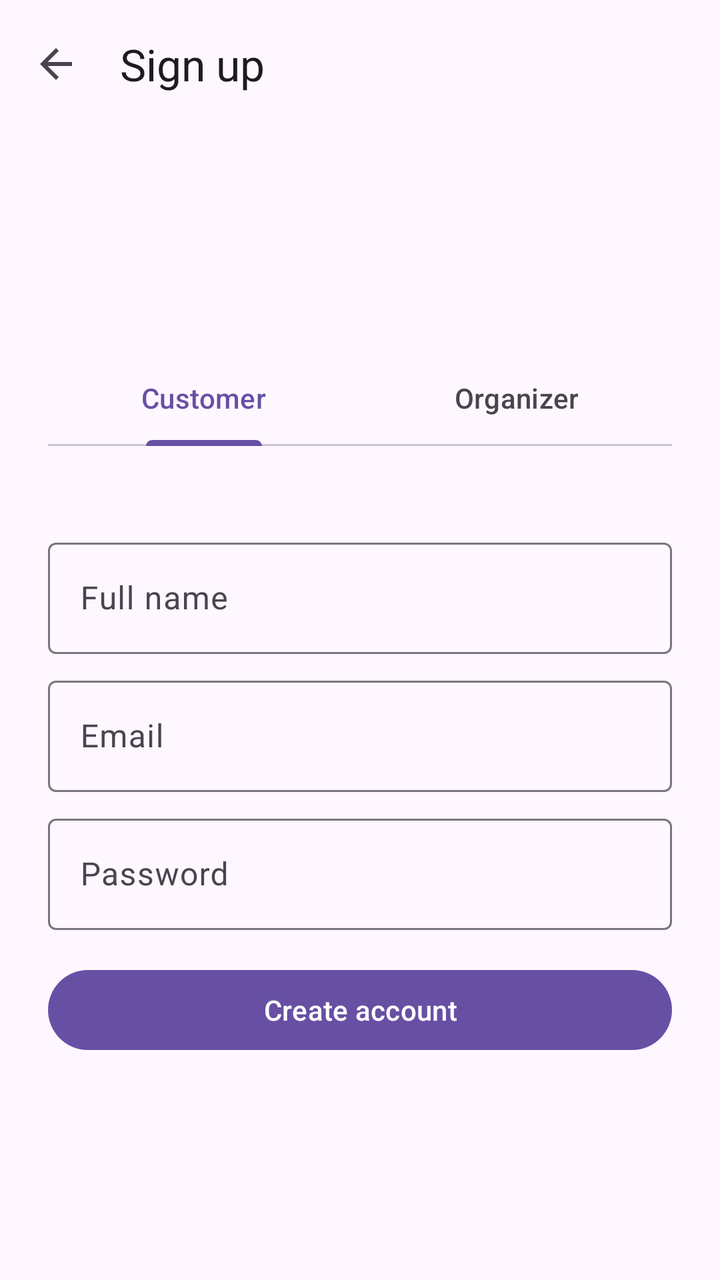
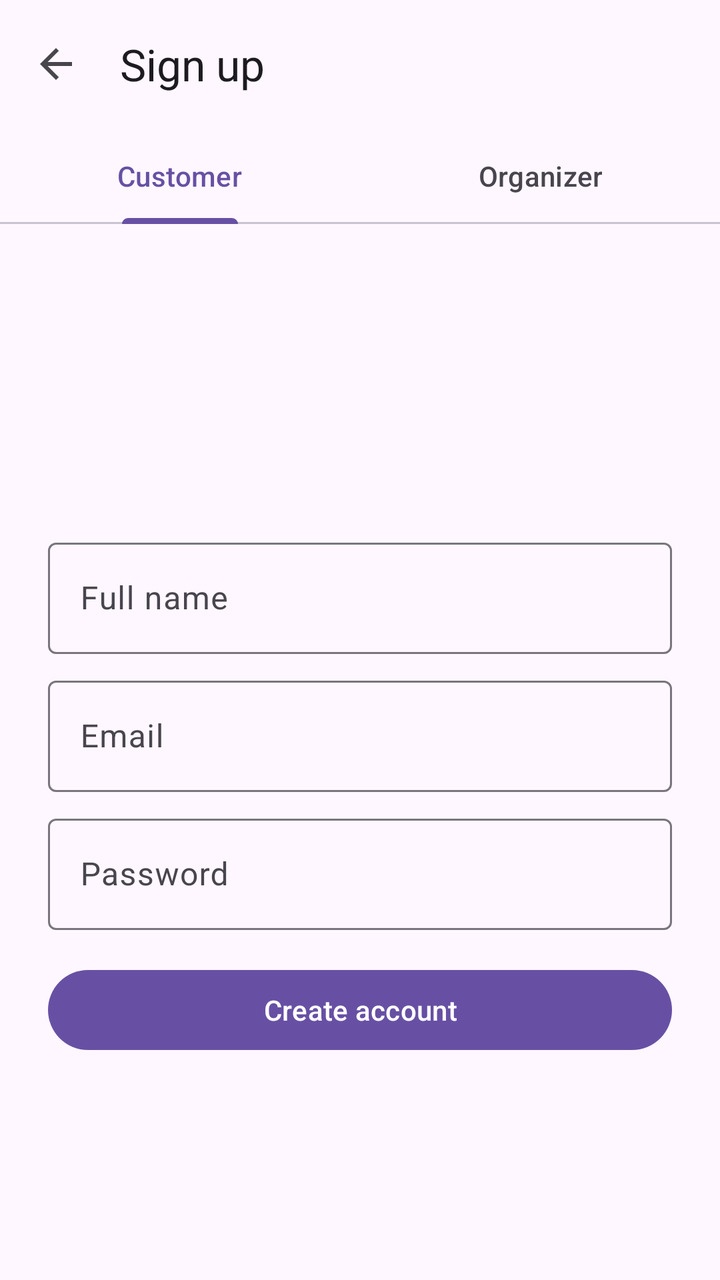

An Android layout rendered at two revisions. The XML below is the earlier revision; the diff shows what the commit changed to produce the second picture.
<!-- AndroidManifest.xml: application theme Theme.Ticketree -->
<!-- res/layout/activity_sign_up.xml -->
<?xml version="1.0" encoding="utf-8"?>
<LinearLayout xmlns:android="http://schemas.android.com/apk/res/android"
    xmlns:app="http://schemas.android.com/apk/res-auto"
    android:layout_width="match_parent"
    android:layout_height="match_parent"
    android:fitsSystemWindows="true"
    android:orientation="vertical">
    <com.google.android.material.appbar.MaterialToolbar
        android:id="@+id/toolbar"
        android:layout_width="match_parent"
        android:layout_height="?attr/actionBarSize"
        app:navigationIcon="@drawable/ic_back"
        app:title="Sign up" />
<LinearLayout xmlns:android="http://schemas.android.com/apk/res/android"
    android:layout_width="match_parent"
    android:layout_height="0dp"
    android:layout_weight="1"
    android:gravity="center"
    android:orientation="vertical"
    android:padding="24dp">

    <com.google.android.material.tabs.TabLayout
        android:id="@+id/tabRole"
        android:layout_width="match_parent"
        android:layout_height="wrap_content">

        <com.google.android.material.tabs.TabItem
            android:layout_width="wrap_content"
            android:layout_height="wrap_content"
            android:text="Customer" />

        <com.google.android.material.tabs.TabItem
            android:layout_width="wrap_content"
            android:layout_height="wrap_content"
            android:text="Organizer" />
    </com.google.android.material.tabs.TabLayout>

    <com.google.android.material.textview.MaterialTextView
        android:id="@+id/tvRoleHint"
        android:layout_width="match_parent"
        android:layout_height="wrap_content"
        android:layout_marginTop="8dp"
        android:layout_marginBottom="16dp"
        android:textAppearance="?attr/textAppearanceBodyMedium" />

    <com.google.android.material.textfield.TextInputLayout
        android:id="@+id/tilName"
        style="@style/Widget.Material3.TextInputLayout.OutlinedBox"
        android:layout_width="match_parent"
        android:layout_height="wrap_content"
        android:hint="Full name">

        <com.google.android.material.textfield.TextInputEditText
            android:id="@+id/etName"
            android:layout_width="match_parent"
            android:layout_height="wrap_content"
            android:inputType="textPersonName" />
    </com.google.android.material.textfield.TextInputLayout>

    <com.google.android.material.textfield.TextInputLayout
        android:id="@+id/tilEmail"
        style="@style/Widget.Material3.TextInputLayout.OutlinedBox"
        android:layout_width="match_parent"
        android:layout_height="wrap_content"
        android:layout_marginTop="8dp"
        android:hint="Email">

        <com.google.android.material.textfield.TextInputEditText
            android:id="@+id/etEmail"
            android:layout_width="match_parent"
            android:layout_height="wrap_content"
            android:inputType="textEmailAddress" />
    </com.google.android.material.textfield.TextInputLayout>

    <com.google.android.material.textfield.TextInputLayout
        android:id="@+id/tilPassword"
        style="@style/Widget.Material3.TextInputLayout.OutlinedBox"
        android:layout_width="match_parent"
        android:layout_height="wrap_content"
        android:layout_marginTop="8dp"
        android:hint="Password">

        <com.google.android.material.textfield.TextInputEditText
            android:id="@+id/etPassword"
            android:layout_width="match_parent"
            android:layout_height="wrap_content"
            android:inputType="textPassword" />
    </com.google.android.material.textfield.TextInputLayout>

    <com.google.android.material.button.MaterialButton
        android:id="@+id/btnCreate"
        android:layout_width="match_parent"
        android:layout_height="wrap_content"
        android:layout_marginTop="16dp"
        android:text="Create account" />
</LinearLayout>
</LinearLayout>
<!-- resources referenced by this layout -->
<resources>
  <!-- drawable ic_back (drawable) -->
  <vector xmlns:android="http://schemas.android.com/apk/res/android"
      android:width="24dp"
      android:height="24dp"
      android:tint="?attr/colorControlNormal"
      android:viewportWidth="24"
      android:viewportHeight="24">
      <path
          android:fillColor="@android:color/white"
          android:pathData="M20,11H7.83l5.59,-5.59L12,4l-8,8 8,8 1.41,-1.41L7.83,13H20v-2z" />
  </vector>
  <style name="Theme.Ticketree" parent="Base.Theme.Ticketree" />
  <style name="Base.Theme.Ticketree" parent="Theme.Material3.DayNight.NoActionBar">
          
          
      </style>
</resources>

<!-- the commit's change to res/layout/activity_sign_up.xml (unified diff, before → after) -->
@@ -11,18 +11,13 @@
         android:layout_height="?attr/actionBarSize"
         app:navigationIcon="@drawable/ic_back"
         app:title="Sign up" />
-<LinearLayout xmlns:android="http://schemas.android.com/apk/res/android"
-    android:layout_width="match_parent"
-    android:layout_height="0dp"
-    android:layout_weight="1"
-    android:gravity="center"
-    android:orientation="vertical"
-    android:padding="24dp">
 
     <com.google.android.material.tabs.TabLayout
         android:id="@+id/tabRole"
         android:layout_width="match_parent"
-        android:layout_height="wrap_content">
+        android:layout_height="wrap_content"
+        app:tabGravity="fill"
+        app:tabMode="fixed">
 
         <com.google.android.material.tabs.TabItem
             android:layout_width="wrap_content"
@@ -34,6 +29,14 @@
             android:layout_height="wrap_content"
             android:text="Organizer" />
     </com.google.android.material.tabs.TabLayout>
+
+<LinearLayout xmlns:android="http://schemas.android.com/apk/res/android"
+    android:layout_width="match_parent"
+    android:layout_height="0dp"
+    android:layout_weight="1"
+    android:gravity="center"
+    android:orientation="vertical"
+    android:padding="24dp">
 
     <com.google.android.material.textview.MaterialTextView
         android:id="@+id/tvRoleHint"
